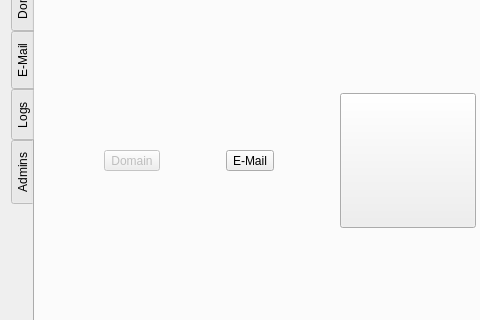
First picture: the form in flscp/ui/cp.ui, repository FLS-Wiesbaden/flscp, before the edit; both pictures show x 0 to 480 and y 119 to 439 of the 680 by 563 pixel window.
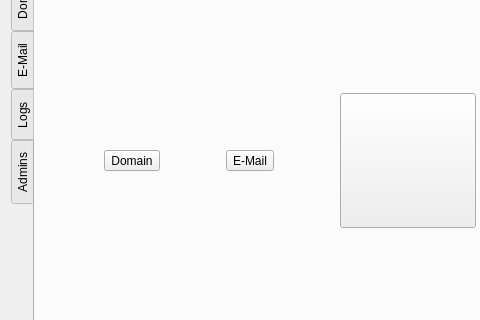
Second picture: the form after the edit. Icons and pictures are not drawn.

The edit to the form file:
```diff
--- a/flscp/ui/cp.ui
+++ b/flscp/ui/cp.ui
@@ -30,6 +30,9 @@
     </property>
     <item row="0" column="0">
      <widget class="QTabWidget" name="tabWidget">
+      <property name="enabled">
+       <bool>true</bool>
+      </property>
       <property name="sizePolicy">
        <sizepolicy hsizetype="Preferred" vsizetype="Preferred">
         <horstretch>0</horstretch>
@@ -57,7 +60,7 @@
         <item>
          <widget class="QToolButton" name="butHomeDomain">
           <property name="enabled">
-           <bool>false</bool>
+           <bool>true</bool>
           </property>
           <property name="toolTip">
            <string>Domains (noch nicht Verfügbar)</string>
```
Left out of the diff: 2 changed lines with no effect on the pictures.
